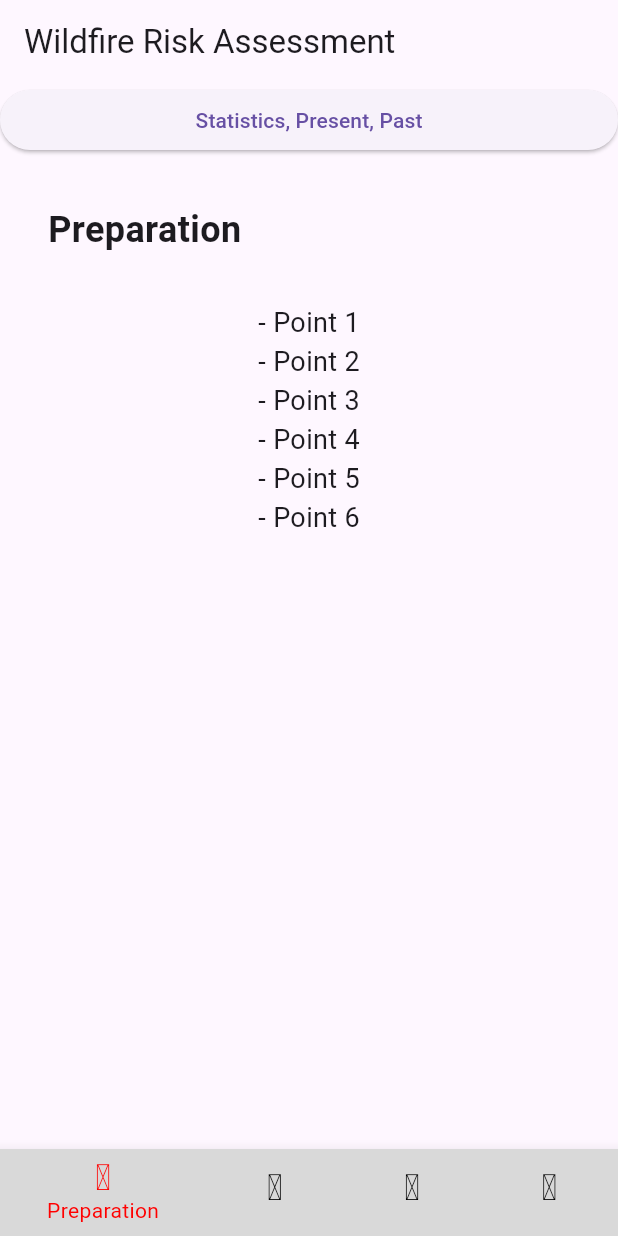
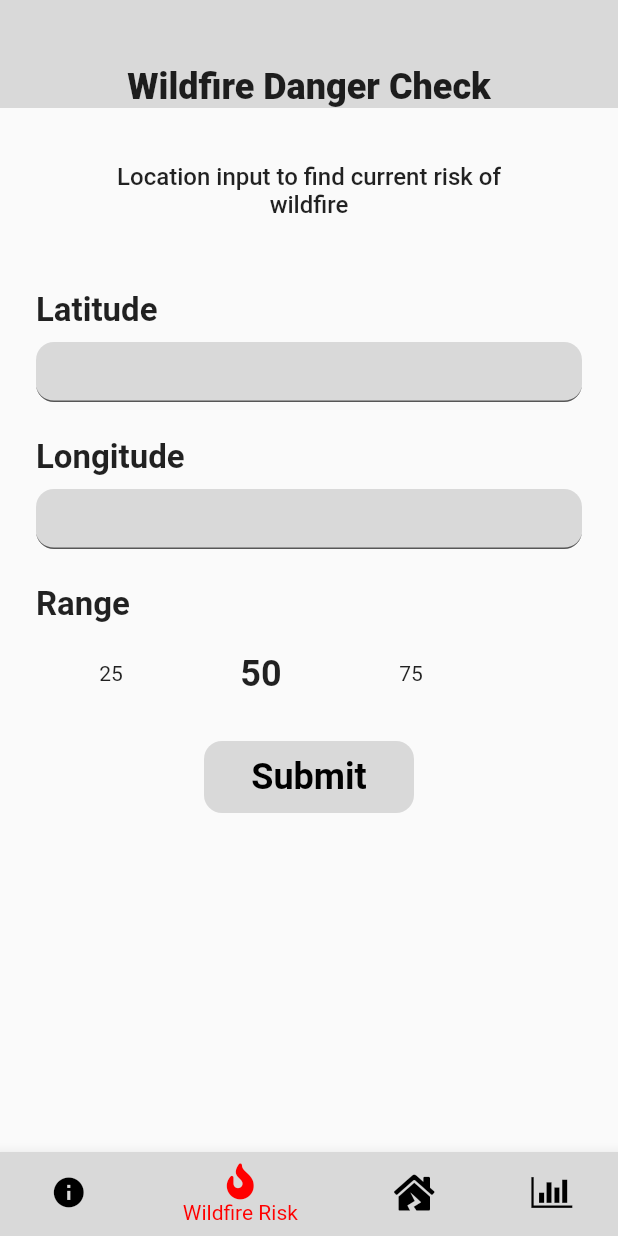
Before and after one commit to bub655/wildfire_risk_assessment, a Flutter app: the screen it shows after launch, on a phone screen of 412 x 824 dp. Run offline on Flutter 3.47's test engine with Material 2 defaults, Android fonts, the phone set to English and light mode, and no system bars; drawn by our look-alikes of numberpicker; our stand-ins replace flutter_dotenv.

Commit message:
preparation page and the api calls for danger check page

```diff
--- a/lib/screens/home.dart
+++ b/lib/screens/home.dart
@@ -1,5 +1,6 @@
 import 'package:flutter/material.dart';
 import 'package:wildfire_risk_assessment/screens/preparation.dart';
+import 'package:wildfire_risk_assessment/screens/present/present.dart';
 import 'package:wildfire_risk_assessment/screens/statistics.dart';
 import 'package:wildfire_risk_assessment/presentation/wildfire_app_icons.dart';
 
@@ -11,11 +12,11 @@ class HomeScreen extends StatefulWidget {
 }
 
 class _HomeScreenState extends State<HomeScreen> {
-  int _index = 0;
+  int _index = 1;
 
   static List<Widget> _content = <Widget>[
     PreparationPage(),
-    PreparationPage(),
+    PresentPage(),
     Text("bye bye"),
     StatsPage(),
   ];
@@ -44,14 +45,17 @@ class _HomeScreenState extends State<HomeScreen> {
           BottomNavigationBarItem(
             icon: Icon(CustomIcons.fire),
             label: 'Wildfire Risk',
+            backgroundColor: Color(0xffd9d9d9)
           ),
           BottomNavigationBarItem(
             icon: Icon(CustomIcons.house_damage),
             label: 'Past Damage',
+            backgroundColor: Color(0xffd9d9d9)
           ),
           BottomNavigationBarItem(
             icon: Icon(CustomIcons.chart_bar),
             label: 'Statistics',
+            backgroundColor: Color(0xffd9d9d9)
           ),
         ],
         currentIndex: _index,
--- a/lib/screens/main.dart
+++ b/lib/screens/main.dart
@@ -1,7 +1,9 @@
 import 'package:flutter/material.dart';
 import 'package:wildfire_risk_assessment/screens/home.dart';
+import 'package:flutter_dotenv/flutter_dotenv.dart';
 
-void main() {
+void main()async {
+  await dotenv.load(fileName: 'assets/.env');
   runApp(const MyApp());
 }
 
@@ -15,7 +17,7 @@ class MyApp extends StatelessWidget {
 
       title: 'Flutter Demo',
       theme: ThemeData(
-        useMaterial3: true,
+        useMaterial3: false,
       ),
       home: HomeScreen(),
     );
--- a/lib/screens/preparation.dart
+++ b/lib/screens/preparation.dart
@@ -6,62 +6,63 @@ class PreparationPage extends StatelessWidget {
   Widget build(BuildContext context) {
 
     return Scaffold(
-
-      appBar: AppBar(
-        title: Text("Wildfire Risk Assessment"),
-      ),
-
-      body: ListView(
+      body:
+          SingleChildScrollView(
+            child: Column(
               children: [
-
-          // Navigation button
-          ElevatedButton(
-              onPressed: () {
-                // Navigation logic here
-              },
-              child: Text("Statistics, Present, Past")
-          ),
-
-          // Page title
                 Container(
-            padding: EdgeInsets.all(32),
+                    width: MediaQuery.of(context).size.width,
+                    child: Padding(
+                      padding: EdgeInsets.only(top: 44.0),
+                      child: Center(
                         child: Text(
                             "Preparation",
                             style: TextStyle(
                               fontSize: 24,
+                              fontWeight: FontWeight.w800,
+                            )
+                        ),
+                      ),
+                    ),
+                    color: Color(0xffd9d9d9)
+                ),
+                Padding(
+                  padding: EdgeInsets.all(20.0),
+                  child: Column(
+                    crossAxisAlignment: CrossAxisAlignment.start,
+                    children: [
+                      Text(
+                        "Wildfires displace thousands of civilians each year. Due to their unpredictability, it is vital that families plan ahead for the scenario of a wildfire. This page will include valuable resources, tips, and checklists that are essential for wildfire preparedness.",
+                        style: TextStyle(
+                          fontSize: 16,
+                        ),
+                      ),
+                      SizedBox(height: 20.0),
+                      Text(
+                        "National Emergency Hotline - 911",
+                        style: TextStyle(
+                          fontSize: 18,
                           fontWeight: FontWeight.bold,
                         ),
                       ),
+                      const Divider(
+                        height: 10,
+                        thickness: 1,
+                        indent: 0,
+                        color: Colors.black,
                       ),
-
-          // Bullet point lists
-          Container(
-            padding: EdgeInsets.symmetric(horizontal: 16),
-            child: Column(
-              children: [
-
-                Text("- Point 1", style: TextStyle(fontSize: 18),),
-                Text("- Point 2", style: TextStyle(fontSize: 18),),
-                Text("- Point 3", style: TextStyle(fontSize: 18),),
-
+                      SizedBox(height: 10),
+                      SectionCard("Evacuation Route",
+                          "In the case of an emergency, make sure a primary and secondary meeting spot outside of the house are agreed upon. They should be easily accessible and away from objects fire could spread to."),
+                      SectionCard("Evacuation Checklist and Preparedness Kit",
+                          "- Water and non-perishable food items\n- Documents (identification, insurance papers, birth certificates, medical records)\n- First Aid Supplies, Prescriptions, Medications\n- Money & Credit Cards\n- Several days’ worth of clothing\n- Devices and Chargers"),
+                      SectionCard("FAQ",
+                          "Q: What should I do if I'm caught in a wildfire?\n- Stay calm and don't panic\n- If evacuation isn't possible, find a sheltered location away from combustible materials\n- Cover your mouth and nose with a cloth to protect against smoke\n- Call 911 or emergency services to report your location\n\nQ: How can I protect my home from wildfires?\n- Create defensible space by clearing vegetation and flammable materials\n- Use fire-resistant building materials for roofing, siding, and windows\n- Install spark arresters on chimneys and vents\n- Have a hose and firefighting tools readily available"),
                     ],
                   ),
                 ),
-
-          Container(
-            padding: EdgeInsets.symmetric(horizontal: 16),
-            child: Column(
-              children: [
-
-                Text("- Point 4", style: TextStyle(fontSize: 18),),
-                Text("- Point 5", style: TextStyle(fontSize: 18),),
-                Text("- Point 6", style: TextStyle(fontSize: 18),),
-
               ],
             ),
-          ),
-
-        ],
           ),
 
     );
@@ -69,3 +70,40 @@ class PreparationPage extends StatelessWidget {
   }
 
 }
+
+
+class SectionCard extends StatelessWidget {
+  final String title;
+  final String content;
+
+  SectionCard(this.title, this.content);
+
+  @override
+  Widget build(BuildContext context) {
+    return Card(
+      elevation: 10,
+      margin: EdgeInsets.only(bottom: 20.0),
+      child: Container(
+        padding: EdgeInsets.all(20.0),
+        child: Column(
+
+          crossAxisAlignment: CrossAxisAlignment.start,
+          children: [
+            Text(
+              title,
+              style: TextStyle(
+                fontSize: 18,
+                fontWeight: FontWeight.bold,
+              ),
+            ),
+            SizedBox(height: 10.0),
+            Text(
+              content,
+              style: TextStyle(fontSize: 16),
+            ),
+          ],
+        ),
+      ),
+    );
+  }
+}
--- /dev/null
+++ b/lib/screens/present/present.dart
@@ -0,0 +1,203 @@
+import 'package:flutter/material.dart';
+import 'package:flutter/services.dart';
+import 'package:numberpicker/numberpicker.dart';
+import 'package:wildfire_risk_assessment/screens/present/present_loading.dart';
+import 'package:wildfire_risk_assessment/screens/present/present_results.dart';
+import 'package:flutter/services.dart';
+
+class PresentPage extends StatefulWidget {
+  const PresentPage({super.key});
+
+  @override
+  State<PresentPage> createState() => _PresentPageState();
+}
+
+class _PresentPageState extends State<PresentPage> {
+  @override
+
+  final latitudeController = TextEditingController();
+  final longitudeController = TextEditingController();
+  final countryController = TextEditingController();
+  double latitude = 0.0;
+  double longitude = 0.0;
+  String country = "";
+  int range = 0;
+  int _range = 50;
+
+  Widget build(BuildContext context) {
+    return Scaffold(
+        body: Column(
+            crossAxisAlignment: CrossAxisAlignment.center,
+            children: [
+              Container(
+                  width: MediaQuery.of(context).size.width,
+                  child: Padding(
+                    padding: EdgeInsets.only(top: 44.0),
+                    child: Center(
+                      child: Text(
+                          "Wildfire Danger Check",
+                          style: TextStyle(
+                            fontSize: 24,
+                            fontWeight: FontWeight.w800,
+                          )
+                      ),
+                    ),
+                  ),
+                  color: Color(0xffd9d9d9)
+              ),
+              Padding(
+                padding: EdgeInsets.symmetric(vertical: 36, horizontal: 64),
+                child: Text(
+                    "Location input to find current risk of wildfire",
+                    textAlign: TextAlign.center,
+                    style: TextStyle(
+                        fontWeight: FontWeight.w500,
+                        fontSize: 16
+                    )
+                ),
+              ),
+              Padding(
+                padding: const EdgeInsets.symmetric(horizontal: 24, vertical: 12),
+                child: Column(
+                    crossAxisAlignment: CrossAxisAlignment.stretch,
+                    children: [
+                      Text(
+                          "Latitude",
+                          style: TextStyle(
+                              fontSize: 22,
+                              fontWeight: FontWeight.w700
+                          )
+                      ),
+                      SizedBox(height: 8),
+                      SizedBox(
+                        height: 40,
+                        child: TextField(
+                          inputFormatters: [FilteringTextInputFormatter.allow(RegExp(r'^\d+\.?\d{0,6}'))],
+                          keyboardType: TextInputType.numberWithOptions(decimal: true),
+                          decoration: InputDecoration(
+                            border: UnderlineInputBorder(
+                                borderRadius: BorderRadius.all(Radius.circular(12))
+                            ),
+
+                            filled: true, //<-- SEE HERE
+                            fillColor: Color(0xffd9d9d9),
+                          ),
+                          controller: latitudeController,
+                        ),
+                      )
+                    ]
+                ),
+              ),
+              Padding(
+                padding: const EdgeInsets.symmetric(horizontal: 24, vertical: 12),
+                child: Column(
+                    crossAxisAlignment: CrossAxisAlignment.stretch,
+                    children: [
+                      Text(
+                          "Longitude",
+                          style: TextStyle(
+                              fontSize: 22,
+                              fontWeight: FontWeight.w700
+                          )
+                      ),
+                      SizedBox(height: 8),
+                      SizedBox(
+                        height: 40,
+                        child: TextField(
+                          inputFormatters: [FilteringTextInputFormatter.allow(RegExp(r'^\d+\.?\d{0,6}'))],
+                          keyboardType: TextInputType.numberWithOptions(decimal: true),
+                          decoration: InputDecoration(
+                            border: UnderlineInputBorder(
+                                borderRadius: BorderRadius.all(Radius.circular(12))
+                            ),
+
+                            filled: true, //<-- SEE HERE
+                            fillColor: Color(0xffd9d9d9),
+                          ),
+                          controller: longitudeController,
+                        ),
+                      )
+                    ]
+                ),
+              ),
+              Padding(
+                padding: const EdgeInsets.symmetric(horizontal: 24, vertical: 12),
+                child: Column(
+                    crossAxisAlignment: CrossAxisAlignment.stretch,
+                    children: [
+                      Text(
+                          "Range",
+                          style: TextStyle(
+                              fontSize: 22,
+                              fontWeight: FontWeight.w700
+                          )
+                      ),
+                      SizedBox(height: 8),
+                      NumberPicker(
+                        value: _range,
+                        axis: Axis.horizontal,
+                        minValue: 0,
+                        maxValue: 100,
+                        step: 25,
+                        selectedTextStyle: TextStyle(
+                          fontWeight: FontWeight.w600,
+                          fontSize: 24,
+                        ),
+                        onChanged: (value) => setState(() => _range = value),
+                      ),
+                    ]
+                ),
+              ),
+              SizedBox(height: 8),
+              SizedBox(
+                width: 140,
+                child: Container(
+                  decoration: BoxDecoration(
+
+                    borderRadius: BorderRadius.circular(12.0),
+                    color: Color(0xffd9d9d9)
+                  ),
+                  child: TextButton(
+                    onPressed: () {
+                      print('longitudeController;'+ longitudeController.text);
+                      country = countryController.text;
+                      try{
+                        longitude = double.parse(longitudeController.text);
+                      } catch (e) {
+                        longitude = 0.0;
+                      };
+                      try{
+                        latitude = double.parse(latitudeController.text);
+                      } catch (e) {
+                        latitude = 0.0;
+                      };
+                      range = _range;
+                      Navigator.push(
+                        context,
+                        MaterialPageRoute(builder: (context) => DangerLoadingScreen(country: country, latitude: latitude, longitude: longitude, range: range)),
+                      );
+                    },
+                    style: ButtonStyle(
+                        splashFactory: NoSplash.splashFactory,
+                    ),
+                    child: Center(
+                        child: Padding(
+                          padding: const EdgeInsets.all(2.0),
+                          child: Text(
+                              "Submit",
+                            style: TextStyle(
+                              fontSize: 24,
+                              color: Colors.black,
+                              fontWeight: FontWeight.w700
+                            ),
+                          ),
+                        ),
+                    )
+                  ),
+                ),
+              ),
+            ]
+        )
+    );
+  }
+}
--- /dev/null
+++ b/lib/screens/present/present_loading.dart
@@ -0,0 +1,128 @@
+import 'package:flutter/material.dart';
+import 'package:flutter_dotenv/flutter_dotenv.dart';
+import 'package:http/http.dart' as http;
+import 'dart:convert';
+import 'package:flutter/services.dart';
+import 'package:flutter_dotenv/flutter_dotenv.dart';
+
+class DangerLoadingScreen extends StatefulWidget {
+  final String country;
+  final double latitude;
+  final double longitude;
+  final int range;
+
+
+  DangerLoadingScreen({
+    super.key,
+    required this.country,
+    required this.latitude,
+    required this.longitude,
+    required this.range
+  });
+  @override
+  State<DangerLoadingScreen> createState() => _DangerLoadingScreenState(country, latitude, longitude, range);
+}
+
+class _DangerLoadingScreenState extends State<DangerLoadingScreen> {
+
+  String _country = "hello";
+  double _latitude = 0;
+  double _longitude = 0;
+  int _range = 50;
+  String _key = dotenv.get('TRIAL', fallback:"");
+
+  _DangerLoadingScreenState(country, latitude, longitude, range) {
+    print(latitude);
+    this._country = country;
+    this._latitude = latitude;
+    this._longitude = longitude;
+    this._range = range;
+  }
+
+  void initState() {
+    super.initState();
+    getFireData(_latitude, _longitude);
+  }
+  Future<void> getFireData(latitude, longitude) async {
+    final uri_smhi = Uri.parse("https://opendata-download-metanalys.smhi.se/api/category/fwia1g/version/1/daily/geotype/point/lon/${longitude}/lat/${latitude}/data.json");
+    final response_smhi = await http.get(uri_smhi);
+
+    final uri_openweather = Uri.parse("https://api.openweathermap.org/data/2.5/weather?lat=${latitude}&lon=${longitude}&appid=${dotenv.env['OPEN_WEATHER_KEY']}");
+    final response_weather = await http.get(uri_openweather);
+
+    double ffmc = 0;
+    double dmc = 0;
+    double dc = 0;
+    double isi = 0;
+    var fire_json;
+
+    if (response_smhi.statusCode == 200) {
+      fire_json = json.decode(response_smhi.body);
+    } else {
+      print("Latitude and longitude are not in correct range");
+    }
+
+    fire_json = fire_json['timeSeries'][0]['parameters'];
+    for (var element in fire_json) {
+      if(element['name'] == "ffmc") {
+        ffmc = element['values'][0];
+      }
+      if (element['name'] == "dmc") {
+        dmc = element['values'][0];
+      }
+      if (element['name'] == "dc") {
+        dc = element['values'][0];
+      }
+      if (element['name'] == "isi") {
+        isi = element['values'][0];
+      }
+    }
+
+
+    double air = 0;
+    var weather_json;
+
+    if (response_weather.statusCode == 200) {
+      weather_json = json.decode(response_weather.body);
+    } else {
+      print("Latitude and longitude are not in correct range");
+    }
+    print(weather_json);
+
+    int humidity = weather_json['main']['humidity'];
+    double temp = weather_json['main']['temp'] - 273.15;
+    double wind = weather_json['wind']['speed']*3.6;
+    //double rain = weather_json['hourly']['rain'];
+
+
+    print("API VALUES");
+    print(humidity.toString());
+    // print(rain.toString());
+    print(wind.toString());
+    print(temp);
+
+
+
+  }
+
+
+  @override
+  Widget build(BuildContext context) {
+    print(dotenv.get('TRIAL', fallback:""));
+    return Scaffold(
+        body: Center(
+          child: Column(
+            mainAxisAlignment: MainAxisAlignment.center,
+            children: [
+              CircularProgressIndicator(),
+              SizedBox(height: 20),
+              Text("Loading...", style: TextStyle(fontSize: 18)),
+              Text(_country),
+              Text(_latitude.toString()),
+
+            ],
+          ),
+        )
+    );
+  }
+}
```
Also changed, not shown: lib/components/header.dart (added, +18 -0 lines), lib/screens/present/present_results.dart (added, +26 -0 lines), pubspec.yaml (+6 -4 lines), lib/screens/present/present_location_search.dart (added), pubspec.lock, 4 other files. Lines whose indentation alone changed are shown as unchanged.
